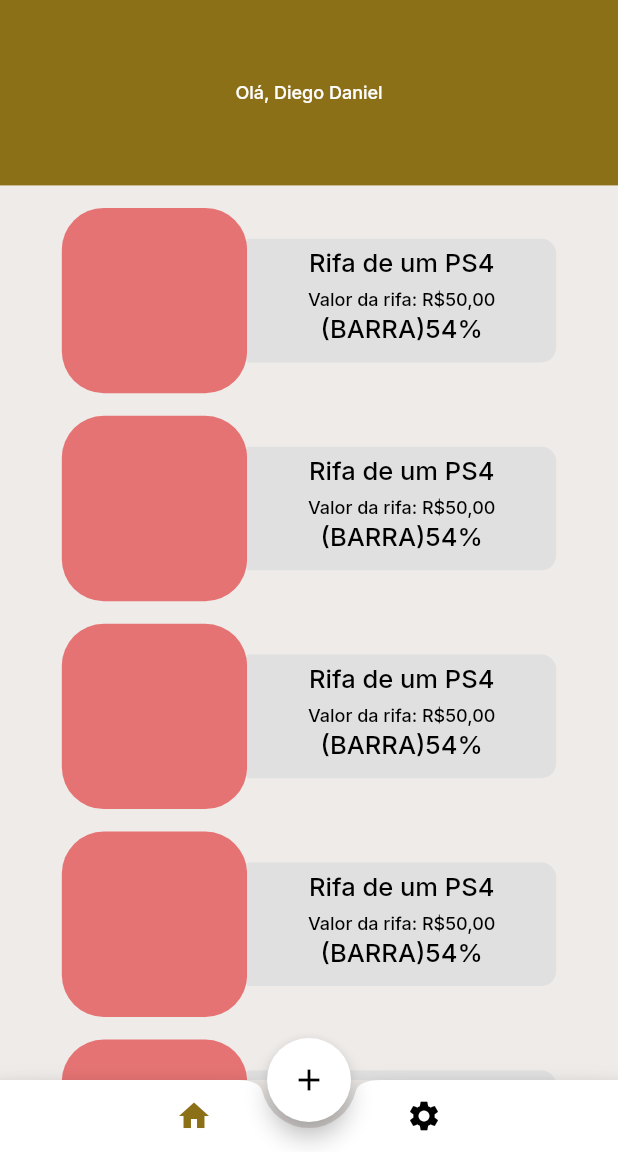
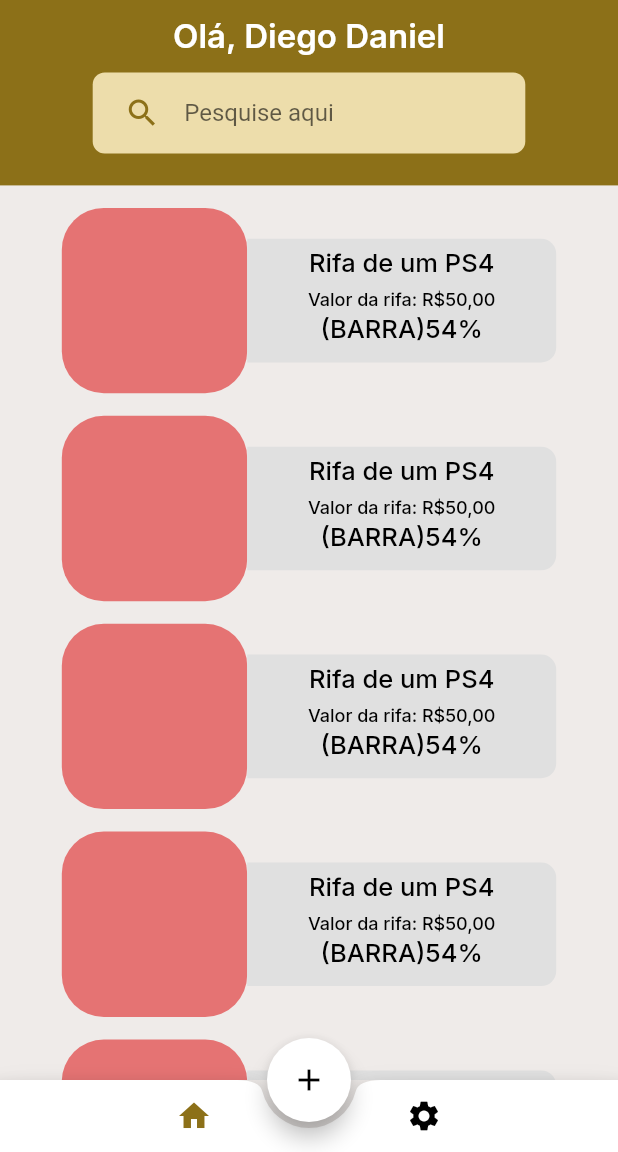
Before and after one commit to diegodanielsantana00/vexa-rifas, a Flutter app: the HomeScreen screen opened directly, on a phone screen of 412 x 824 dp, the part 84-1236 px from its top. Run offline on Flutter 3.47's test engine with Material 2 defaults, Android fonts, the phone set to English and light mode, and no system bars; our stand-ins replace google_fonts, hexcolor.

Commit message:
Front-end, HomeScreen

```diff
--- a/lib/controller/BuildWidgets.dart
+++ b/lib/controller/BuildWidgets.dart
@@ -24,12 +24,12 @@
     );
   }
 
-  Widget buildTextField(dynamic size, String type, bool obscure, dynamic icon,
-      dynamic context, double width, dynamic controller, dynamic colorBorder) {
+  Widget buildTextField(String type, bool obscure, dynamic icon,
+      dynamic context, double width, dynamic controller, dynamic colorBorder, double heigth) {
     return Container(
       margin: EdgeInsets.symmetric(vertical: 10),
-      padding: EdgeInsets.symmetric(horizontal: 20, vertical: 5),
-      width: size.width * width,
+      padding: EdgeInsets.symmetric(horizontal: 20, vertical: heigth),
+      width: getSize(context).width * width,
       decoration: BoxDecoration(
         color: AplicativoCollor50,
         borderRadius: BorderRadius.circular(8),
@@ -62,12 +62,12 @@
     );
   }
 
-  Widget buildTextFieldNoIcon(dynamic size, String type, bool obscure,
+  Widget buildTextFieldNoIcon(String type, bool obscure,
       dynamic context, double width, dynamic controller, dynamic colorBorder) {
     return Container(
       margin: EdgeInsets.symmetric(vertical: 10),
       padding: EdgeInsets.symmetric(horizontal: 20, vertical: 5),
-      width: size.width * width,
+      width: getSize(context).width * width,
       decoration: BoxDecoration(
         color: AplicativoCollor50,
         borderRadius: BorderRadius.circular(8),
@@ -126,14 +126,14 @@
   }
 
   buildTextFont(dynamic context, double _fontSize, dynamic _fontWeight,
-      String text, dynamic Color) {
+      String text, dynamic colorFont) {
     return Text(
       text,
       style: GoogleFonts.inter(
           textStyle: Theme.of(context).textTheme.headline4,
           fontSize: _fontSize,
           fontWeight: _fontWeight,
-          color: Color
+          color: colorFont
           // fontStyle: FontStyle.italic,
           ),
     );
--- a/lib/screens/CreateRifaScreen.dart
+++ b/lib/screens/CreateRifaScreen.dart
@@ -58,7 +58,9 @@
                   color: Colors.black,
                 )),
             IconButton(
-                onPressed: () {},
+                onPressed: () {
+                  utils().navigatorToNoReturnNoAnimated(context, ConfigScreen());
+                },
                 icon: Icon(
                   Icons.settings,
                   color: Colors.black,
--- a/lib/screens/HomeScreen.dart
+++ b/lib/screens/HomeScreen.dart
@@ -13,6 +13,8 @@
 }
 
 class _HomeScreenState extends State<HomeScreen> {
+  final _searchontroller = TextEditingController();
+
   @override
   Widget build(BuildContext context) {
     return Scaffold(
@@ -74,7 +76,8 @@
               child: Column(
                 mainAxisAlignment: MainAxisAlignment.center,
                 children: [
-                BuildWidgets().buildTextFont(context, 12, FontWeight.w500, "Olá, Diego Daniel", Colors.white),
+                BuildWidgets().buildTextFont(context, 22, FontWeight.w600, "Olá, Diego Daniel", Colors.white),
+                BuildWidgets().buildTextField("Pesquise aqui", false, Icons.search_outlined, context, 0.7, _searchontroller, Colors.transparent,2)
               ],)
             ),
             Expanded(child: new ListView.builder(
```
Also changed, not shown: lib/screens/LoginScreen.dart (+3 -4 lines), lib/screens/RegisterScreen.dart (+6 -8 lines).
